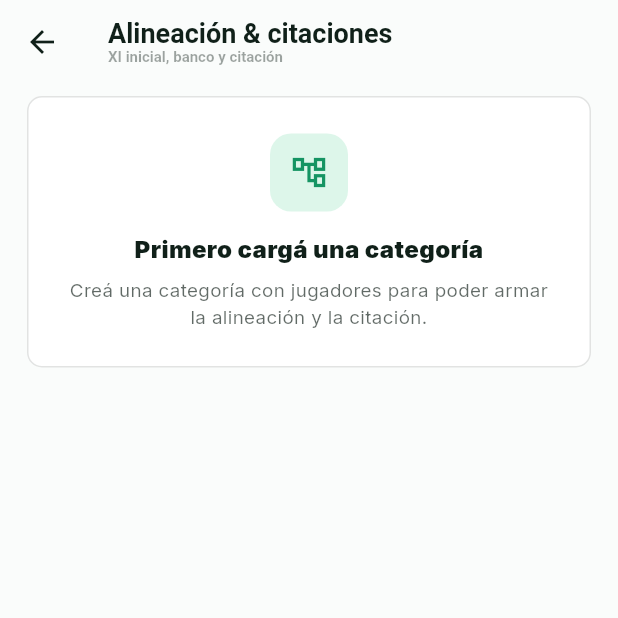
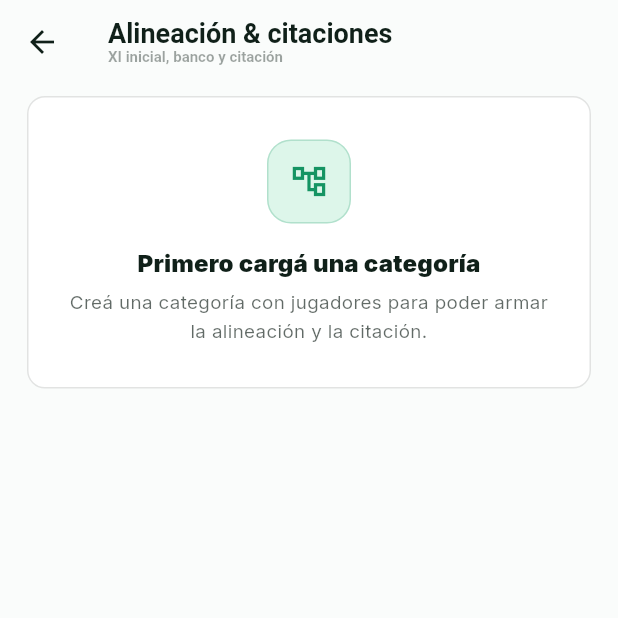
Before and after one commit to canchadigitaluy/fobal, a Flutter app: the AlineacionScreen screen opened directly, on a phone screen of 412 x 824 dp, the top half of it. Run offline on Flutter 3.47's test engine with Material 3 defaults, Android fonts, the phone set to English and light mode, and no system bars; our stand-ins replace google_fonts, supabase_flutter; missing offline and left inert: dart:html; accounts and stored records are empty; network calls fail.

Commit message:
style: pulido de EmptyStatePanel (usado en ~15 pantallas)
Solo estética: badge del ícono con anillo verde sutil y radio 16,
radio del panel 12, padding vertical 28, tracking del título y
line-height del mensaje ajustados, mensaje con ancho máximo 360 para
que no se estire en pantallas anchas, botón primario con altura
mínima 42. Sin cambios de comportamiento.

Co-Authored-By: Claude Sonnet 5 <noreply@anthropic.com>

```diff
--- a/lib/ui/ui_kit.dart
+++ b/lib/ui/ui_kit.dart
@@ -672,41 +672,61 @@ class EmptyStatePanel extends StatelessWidget {
   Widget build(BuildContext context) {
     return Container(
       width: double.infinity,
-      padding: const EdgeInsets.all(24),
+      padding: const EdgeInsets.symmetric(horizontal: 24, vertical: 28),
       decoration: BoxDecoration(
         color: CX.panel,
-        borderRadius: BorderRadius.circular(10),
+        borderRadius: BorderRadius.circular(12),
         border: Border.all(color: CX.line),
       ),
       child: Column(
         children: [
           Container(
-            width: 52,
-            height: 52,
+            width: 56,
+            height: 56,
             decoration: BoxDecoration(
               color: CX.greenDark,
-              borderRadius: BorderRadius.circular(14),
+              borderRadius: BorderRadius.circular(16),
+              border: Border.all(color: CX.green.withValues(alpha: .22)),
             ),
             child: Icon(icon, color: CX.green, size: 26),
           ),
-          const SizedBox(height: 14),
+          const SizedBox(height: 16),
           Text(
             title,
             textAlign: TextAlign.center,
-            style: const TextStyle(fontSize: 16, fontWeight: FontWeight.w900),
+            style: const TextStyle(
+              fontSize: 16,
+              fontWeight: FontWeight.w900,
+              letterSpacing: .1,
+              height: 1.25,
+            ),
           ),
-          const SizedBox(height: 6),
-          Text(
-            message,
-            textAlign: TextAlign.center,
-            style: const TextStyle(color: CX.muted, fontSize: 12.5, height: 1.45),
+          const SizedBox(height: 7),
+          ConstrainedBox(
+            constraints: const BoxConstraints(maxWidth: 360),
+            child: Text(
+              message,
+              textAlign: TextAlign.center,
+              style: const TextStyle(
+                color: CX.muted,
+                fontSize: 12.5,
+                height: 1.5,
+              ),
+            ),
           ),
           if (primaryLabel != null && onPrimary != null) ...[
-            const SizedBox(height: 16),
-            ElevatedButton(onPressed: onPrimary, child: Text(primaryLabel!)),
+            const SizedBox(height: 18),
+            ElevatedButton(
+              onPressed: onPrimary,
+              style: ElevatedButton.styleFrom(
+                minimumSize: const Size(0, 42),
+                padding: const EdgeInsets.symmetric(horizontal: 20),
+              ),
+              child: Text(primaryLabel!),
+            ),
           ],
           if (secondary.isNotEmpty) ...[
-            const SizedBox(height: 12),
+            const SizedBox(height: 14),
             Wrap(
               spacing: 8,
               runSpacing: 8,
```
